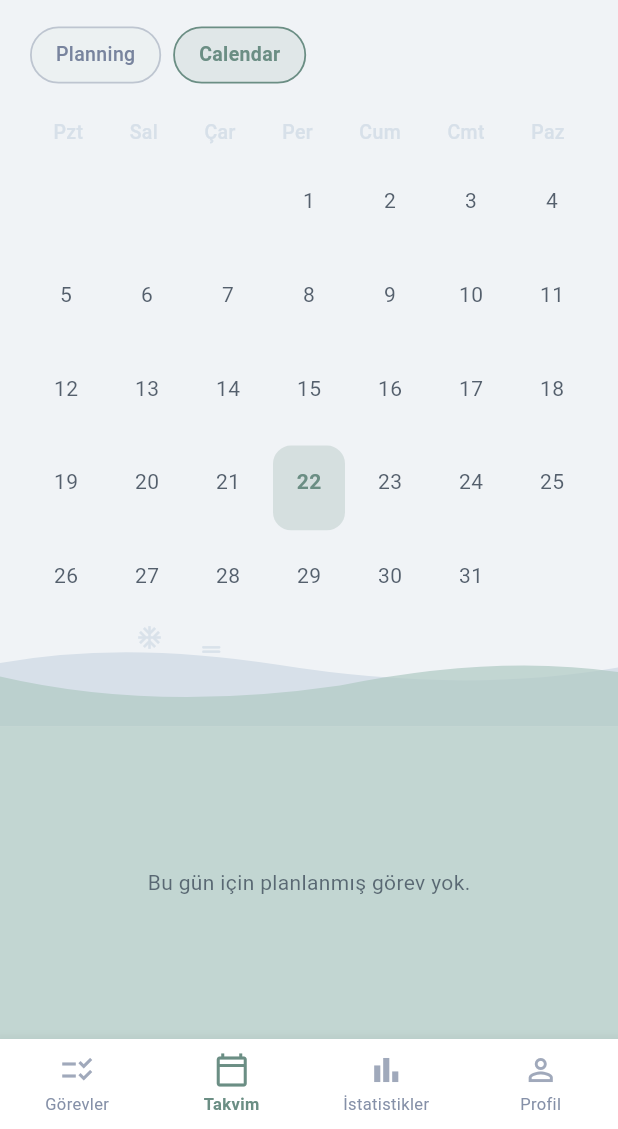
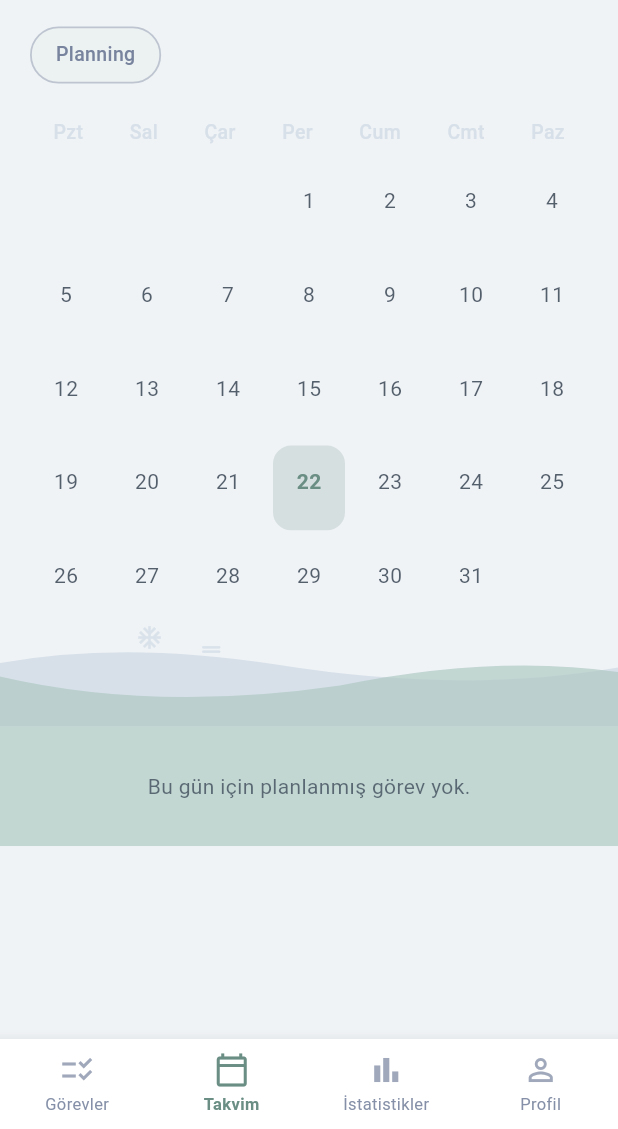
Before and after one commit to ozlem-dilek/planote, a Flutter app: the AppShell screen opened directly, item 2 of the bottom bar chosen, on a phone screen of 412 x 824 dp, the part 107-1236 px from its top. Run offline on Flutter 3.47's test engine with Material 3 defaults, Android fonts, the phone set to English and light mode, and no system bars; our stand-ins replace device_info_plus, fl_chart, hive, hive_flutter, image_picker, permission_handler and 1 more; accounts and stored records are empty; Roboto replaces fonts that are missing (Poppins).

Commit message:
scrollable calendar screen

```diff
--- a/lib/views/screens/calendar_screen.dart
+++ b/lib/views/screens/calendar_screen.dart
@@ -19,7 +19,7 @@ class CalendarScreen extends StatefulWidget {
 
 class _CalendarScreenState extends State<CalendarScreen> {
   int _selectedChipIndex = 1;
-  final List<String> _chipLabels = ["Planning", "Calendar"];
+  final List<String> _chipLabels = ["Planning"];
 
   String _getDayName(int weekday, {String locale = 'en'}) {
     if (locale == 'tr') {
@@ -52,13 +52,16 @@ class _CalendarScreenState extends State<CalendarScreen> {
 
     return Container(
       color: AppColors.screenBackground,
+      child: SingleChildScrollView(
         child: Column(
           children: [
             _buildTopHeaderSection(context, focusedDay),
             _buildCalendarGrid(context, focusedDay, selectedDay),
             const _WavyDecorationSection(),
             _buildEventsListSection(context, calendarProvider.tasksForSelectedDay, calendarProvider.isLoadingTasks, calendarProvider.errorLoadingTasks),
+            const SizedBox(height: 16),
           ],
+        ),
       ),
     );
   }
@@ -262,26 +265,26 @@ class _CalendarScreenState extends State<CalendarScreen> {
     final calendarProvider = context.read<CalendarProvider>();
 
     if (isLoading) {
-      return const Expanded(child: Center(child: CircularProgressIndicator()));
+      return const Center(child: CircularProgressIndicator());
     }
     if (error != null) {
-      return Expanded(child: Center(child: Text(error, style: const TextStyle(color: AppColors.error))));
+      return Center(child: Text(error, style: const TextStyle(color: AppColors.error)));
     }
     if (tasks.isEmpty) {
-      return Expanded(
-        child: Container(
+      return Container(
         width: double.infinity,
         color: AppColors.wavyGreenish.withOpacity(0.7),
+        padding: const EdgeInsets.symmetric(vertical: 30),
         alignment: Alignment.center,
         child: Text("Bu gün için planlanmış görev yok.", style: TextStyle(color: AppColors.primaryText.withOpacity(0.7))),
-        ),
       );
     }
 
-    return Expanded(
-      child: Container(
+    return Container(
       color: AppColors.wavyGreenish.withOpacity(0.7),
       child: ListView.builder(
+        shrinkWrap: true,
+        physics: const NeverScrollableScrollPhysics(),
         padding: const EdgeInsets.fromLTRB(16, 10, 16, 16),
         itemCount: tasks.length,
         itemBuilder: (context, index) {
@@ -333,7 +336,6 @@ class _CalendarScreenState extends State<CalendarScreen> {
             ),
           );
         },
-        ),
       ),
     );
   }
```
Lines whose indentation alone changed are shown as unchanged.
